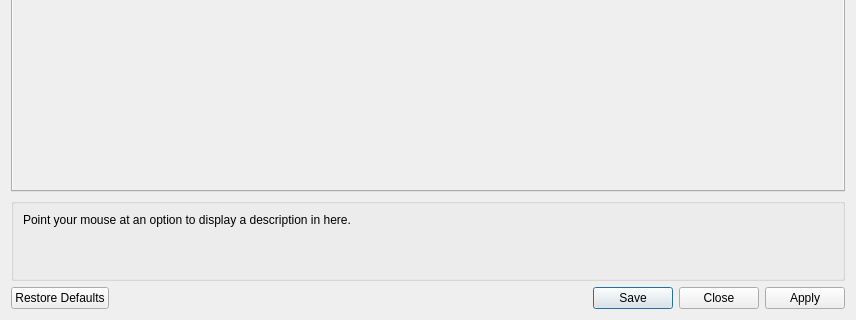
Above: rpcs3/rpcs3qt/settings_dialog.ui from digant73/rpcs3 before the change; both pictures show x 0 to 856 and y 368 to 688 of the 856 by 688 pixel window. Below: the same form after it.
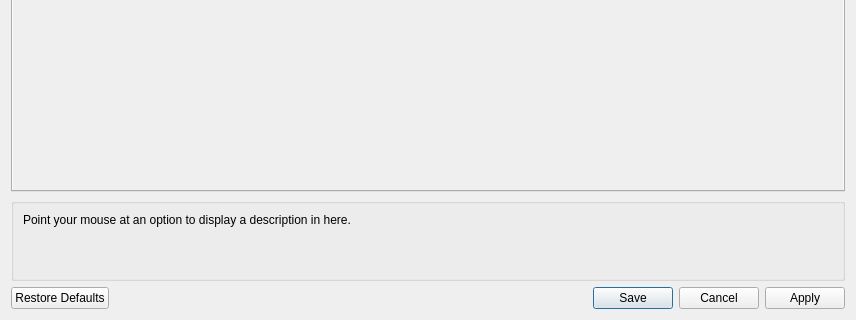
That is the form after the change. Icons and pictures are not drawn. Custom widgets are drawn as their Qt base class.

The edit to the form file:
```diff
--- a/rpcs3/rpcs3qt/settings_dialog.ui
+++ b/rpcs3/rpcs3qt/settings_dialog.ui
@@ -4934,7 +4934,7 @@
    <item>
     <widget class="QDialogButtonBox" name="buttonBox">
      <property name="standardButtons">
-      <set>QDialogButtonBox::StandardButton::Apply|QDialogButtonBox::StandardButton::Close|QDialogButtonBox::StandardButton::RestoreDefaults|QDialogButtonBox::StandardButton::Save</set>
+      <set>QDialogButtonBox::StandardButton::Apply|QDialogButtonBox::StandardButton::Cancel|QDialogButtonBox::StandardButton::RestoreDefaults|QDialogButtonBox::StandardButton::Save</set>
      </property>
     </widget>
    </item>
```
